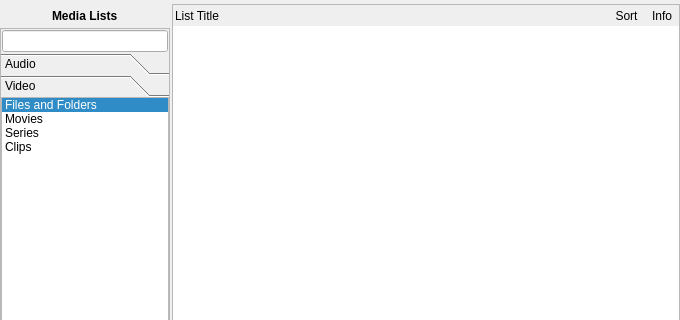
KDE/bangarang, file mainwindow.ui: the form before one commit; both pictures show x 0 to 680 and y 0 to 320 of the 680 by 480 pixel window.
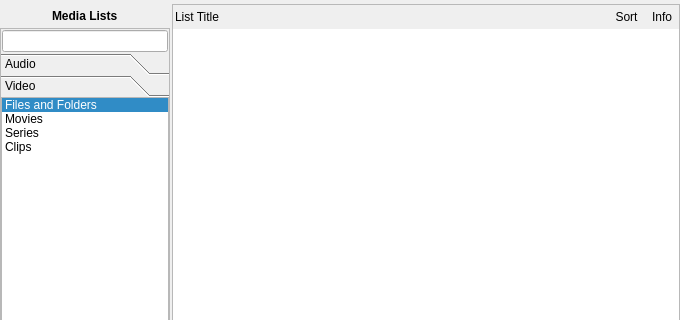
The form after the commit. The open tabs and pages were chosen to show the change. Icons and pictures are not drawn. Custom widgets are drawn as their Qt base class.

Diff of the .ui file:
```diff
--- a/mainwindow.ui
+++ b/mainwindow.ui
@@ -874,6 +874,12 @@
                      </property>
                      <item>
                       <widget class="QFrame" name="frame_19">
+                       <property name="minimumSize">
+                        <size>
+                         <width>0</width>
+                         <height>24</height>
+                        </size>
+                       </property>
                        <property name="frameShape">
                         <enum>QFrame::NoFrame</enum>
                        </property>
```
Left out of the diff: 6 changed lines with no effect on the pictures.
